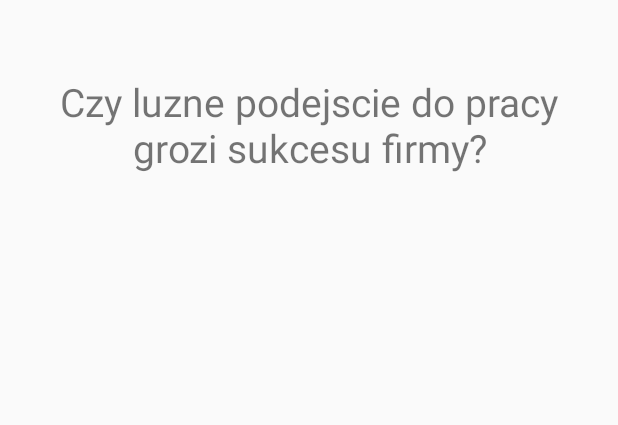
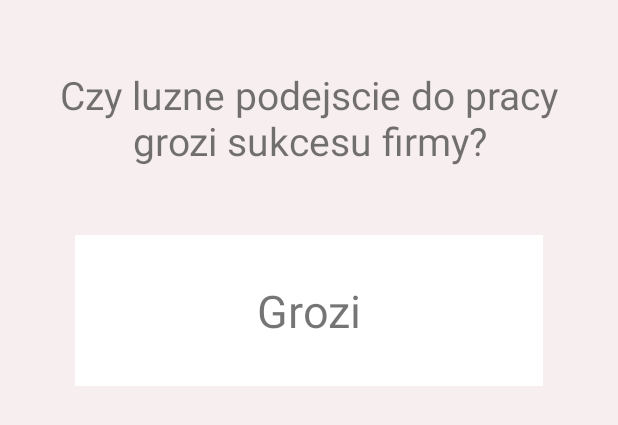
Before and after one commit to elpassion/eldebata-android, an Android app: the layout voting_activity.xml on its own in the app's theme, with its tools: preview values and no code run, on a phone screen of 412 x 824 dp. Shown: the top 425 px of the screen. Run offline under Robolectric (Android 15) with nearby library versions, the phone set to English and light mode, and no system bars.

Commit message:
Should have positive vote button with correct name.

```diff
--- a/app/src/main/java/pl/elpassion/eldebata/debate/VotingActivity.kt
+++ b/app/src/main/java/pl/elpassion/eldebata/debate/VotingActivity.kt
@@ -13,6 +13,8 @@ import pl.elpassion.eldebata.debate.api.DebateData
 class VotingActivity : BaseActivity() {
 
     val api by lazy { DebateApiProvider.get() }
+    val positiveVote by lazy { findViewById(R.id.voting_activity_positive_vote_button) as TextView }
+    val topic by lazy { findViewById(R.id.voting_activity_debate_topic) as TextView }
 
     companion object {
         fun start(context: Context) {
@@ -28,8 +30,8 @@ class VotingActivity : BaseActivity() {
     }
 
     val onGetDebateDataSuccess: (DebateData) -> Unit = {
-        val topic = findViewById(R.id.voting_activity_debate_topic) as TextView
         topic.text = it.topic
+        positiveVote.text = it.answers.positive.value
     }
 
     val onGetDebateDataFailure: (Throwable) -> Unit = {}
--- a/app/src/main/res/layout/voting_activity.xml
+++ b/app/src/main/res/layout/voting_activity.xml
@@ -8,19 +8,33 @@
     <LinearLayout
         android:layout_width="match_parent"
         android:layout_height="match_parent"
-        android:orientation="vertical">
+        android:orientation="vertical"
+        android:background="#f7efef">
 
         <TextView
-            android:paddingTop="@dimen/voting_activity_debate_topic_padding_vertical"
+            android:id="@+id/voting_activity_debate_topic"
+            android:layout_width="match_parent"
+            android:layout_height="wrap_content"
+            android:gravity="center"
             android:paddingBottom="@dimen/voting_activity_debate_topic_padding_vertical"
             android:paddingLeft="@dimen/default_padding_value"
             android:paddingRight="@dimen/default_padding_value"
-            android:gravity="center"
+            android:paddingTop="@dimen/voting_activity_debate_topic_padding_vertical"
             android:textSize="@dimen/voting_activity_debate_topic_text_size"
-            android:id="@+id/voting_activity_debate_topic"
+            tools:text="Czy luzne podejscie do pracy grozi sukcesu firmy?" />
+
+        <TextView
+            android:id="@+id/voting_activity_positive_vote_button"
             android:layout_width="match_parent"
             android:layout_height="wrap_content"
-            tools:text="Czy luzne podejscie do pracy grozi sukcesu firmy?" />
+            android:layout_marginLeft="50dp"
+            android:layout_marginRight="50dp"
+            android:background="#ffffff"
+            android:gravity="center"
+            android:paddingBottom="30dp"
+            android:paddingTop="30dp"
+            android:textSize="30sp"
+            tools:text="Grozi" />
 
     </LinearLayout>
 
--- a/app/src/main/res/values/dimens.xml
+++ b/app/src/main/res/values/dimens.xml
@@ -3,6 +3,6 @@
     <dimen name="activity_horizontal_margin">16dp</dimen>
     <dimen name="activity_vertical_margin">16dp</dimen>
     <dimen name="default_padding_value">16dp</dimen>
-    <dimen name="voting_activity_debate_topic_padding_vertical">50dp</dimen>
+    <dimen name="voting_activity_debate_topic_padding_vertical">45dp</dimen>
     <dimen name="voting_activity_debate_topic_text_size">26sp</dimen>
 </resources>
--- a/app/src/main/res/values/styles.xml
+++ b/app/src/main/res/values/styles.xml
@@ -1,7 +1,7 @@
 <resources>
 
     <!-- Base application theme. -->
-    <style name="AppTheme" parent="Theme.AppCompat.Light.DarkActionBar">
+    <style name="AppTheme" parent="Theme.AppCompat.DayNight.NoActionBar">
         <!-- Customize your theme here. -->
         <item name="colorPrimary">@color/colorPrimary</item>
         <item name="colorPrimaryDark">@color/colorPrimaryDark</item>
```
Also changed, not shown: 2 other files.
